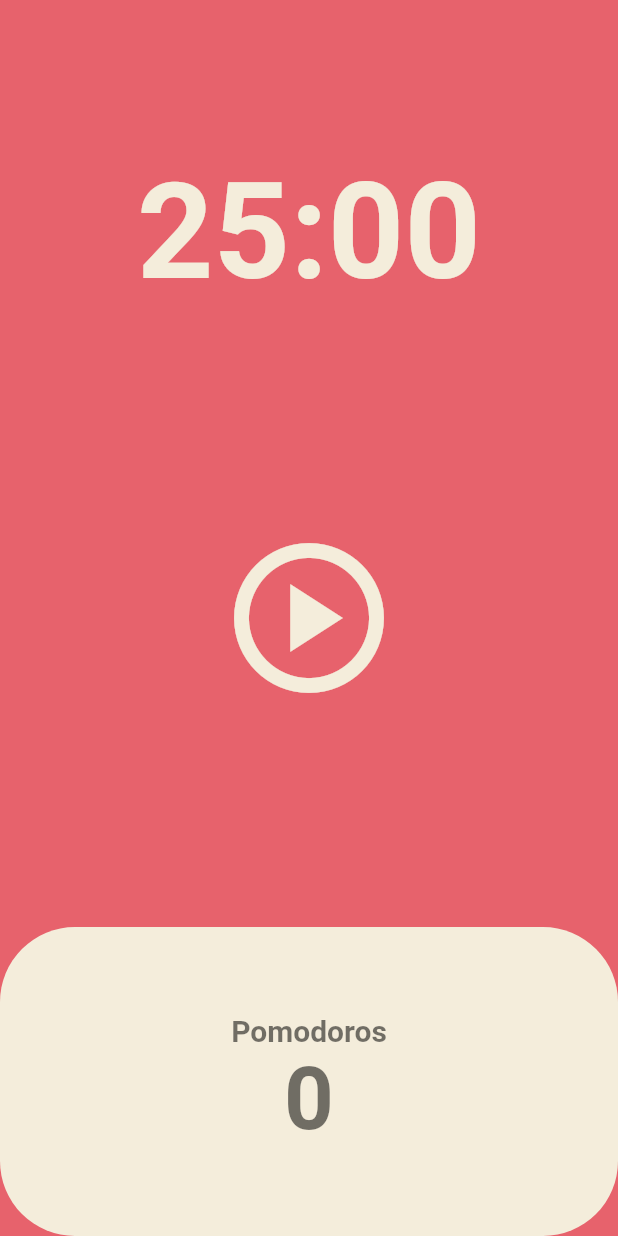
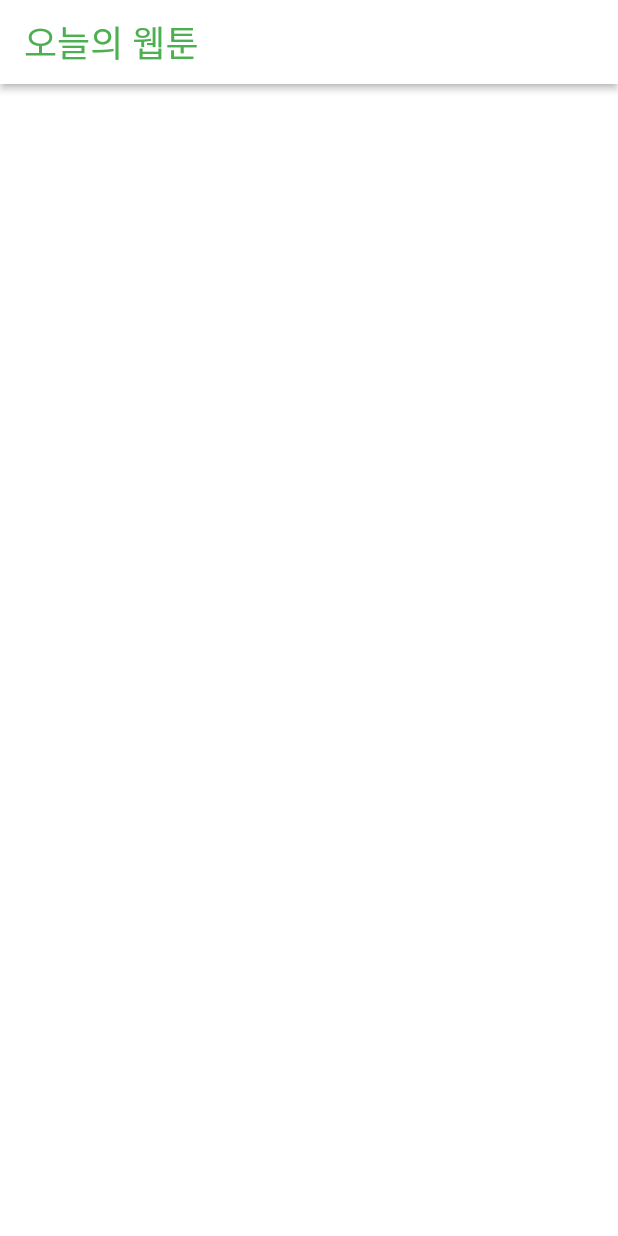
Before and after one commit to jon890/hello-flutter, a Flutter app: the screen it shows after launch, on a phone screen of 412 x 824 dp. Run offline on Flutter 3.47's test engine with Material 2 defaults, Android fonts, the phone set to English and light mode, and no system bars.

Commit message:
:lipstick: Webtoon 앱 시작
appbar 작성

```diff
--- a/lib/main.dart
+++ b/lib/main.dart
@@ -1,5 +1,5 @@
 import 'package:flutter/material.dart';
-import 'package:helloflutter/screens/home_screen.dart';
+import 'package:helloflutter/screens/webtoon_screen.dart';
 
 void main() {
   runApp(const App());
@@ -10,21 +10,6 @@ class App extends StatelessWidget {
 
   @override
   Widget build(BuildContext context) {
-    return MaterialApp(
-      theme: ThemeData(
-        colorScheme: ColorScheme.fromSwatch(
-          backgroundColor: const Color(0xFFE7626C),
-        ),
-        textTheme: const TextTheme(
-          displayLarge: TextStyle(
-            color: Color(0xFF232B55),
-          ),
-        ),
-        cardColor: const Color(0xFFF4EDDB),
-      ),
-      home: const Scaffold(
-        body: HomeScreen(),
-      ),
-    );
+    return MaterialApp(home: WebtoonScreen());
   }
 }
--- /dev/null
+++ b/lib/screens/webtoon_screen.dart
@@ -0,0 +1,19 @@
+import 'package:flutter/material.dart';
+
+class WebtoonScreen extends StatelessWidget {
+  const WebtoonScreen({super.key});
+
+  @override
+  Widget build(BuildContext context) {
+    return Scaffold(
+      backgroundColor: Colors.white,
+      appBar: AppBar(
+        title: Text("오늘의 웹툰",
+            style: TextStyle(fontSize: 24, fontWeight: FontWeight.w500)),
+        elevation: 2,
+        backgroundColor: Colors.white,
+        foregroundColor: Colors.green,
+      ),
+    );
+  }
+}
```
